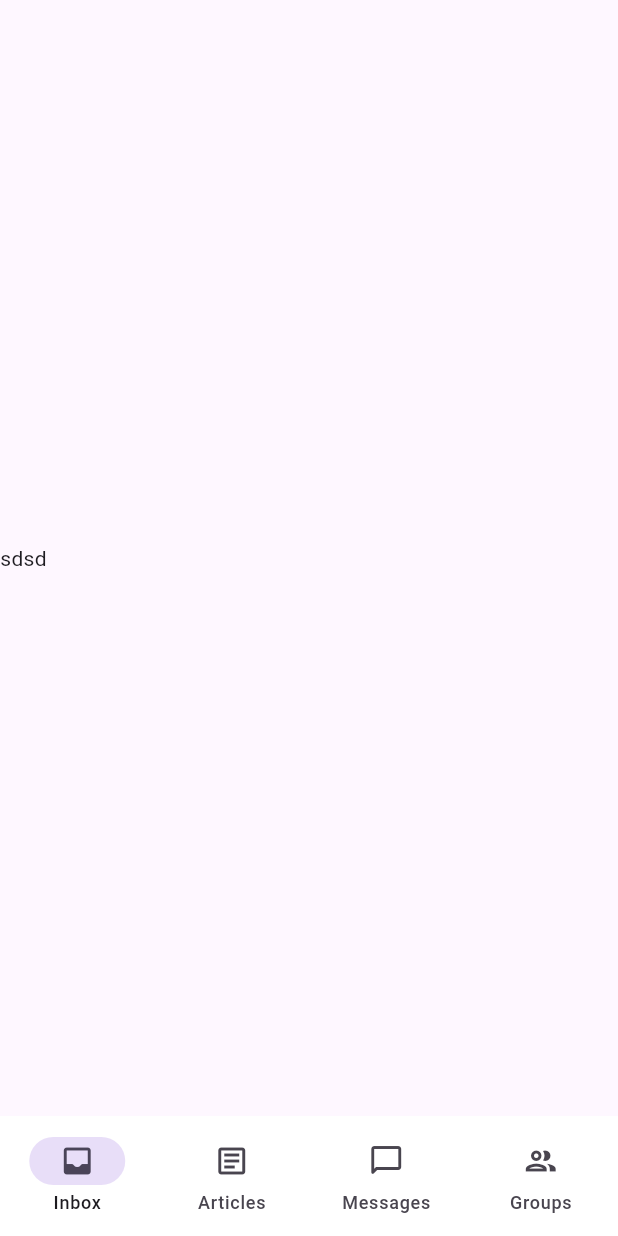
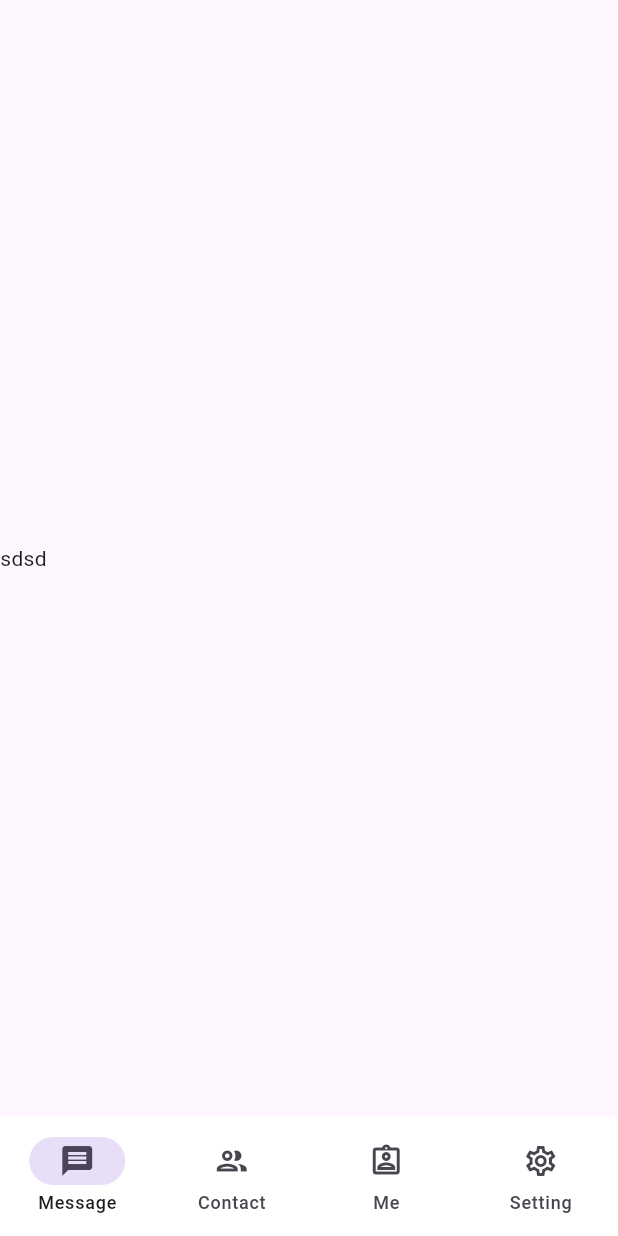
Before and after one commit to wu-yiqiang/fetion, a Flutter app: the screen it shows after launch, on a phone screen of 412 x 824 dp. Run offline on Flutter 3.47's test engine with Material 3 defaults, Android fonts, the phone set to English and light mode, and no system bars; our stand-ins replace get.

Commit message:
添加图标

```diff
--- a/lib/layout/destinations.dart
+++ b/lib/layout/destinations.dart
@@ -1,14 +1,15 @@
 import 'package:flutter/material.dart';
 
 class Destination {
-  const Destination(this.icon, this.label);
+  const Destination(this.icon, this.selectedIcon, this.label);
   final IconData icon;
+  final IconData selectedIcon;
   final String label;
 }
 
 const List<Destination> destinations = <Destination>[
-  Destination(Icons.inbox_rounded, 'Inbox'),
-  Destination(Icons.article_outlined, 'Articles'),
-  Destination(Icons.messenger_outline_rounded, 'Messages'),
-  Destination(Icons.group_outlined, 'Groups'),
+  Destination(Icons.message_outlined, Icons.message, 'Message'),
+  Destination(Icons.group_outlined, Icons.group, 'Contact'),
+  Destination(Icons.assignment_ind_outlined, Icons.assignment_ind, 'Me'),
+  Destination(Icons.settings_outlined, Icons.settings, 'Setting'),
 ];
--- a/lib/layout/disappearing_bottom_navigation_bar.dart
+++ b/lib/layout/disappearing_bottom_navigation_bar.dart
@@ -25,7 +25,11 @@ class DisappearingBottomNavigationBar extends StatelessWidget {
         elevation: 0,
         backgroundColor: Colors.white,
         destinations: destinations.map<NavigationDestination>((d) {
-          return NavigationDestination(icon: Icon(d.icon), label: d.label);
+          return NavigationDestination(
+            icon: Icon(d.icon),
+            selectedIcon: Icon(d.selectedIcon),
+            label: d.label,
+          );
         }).toList(),
         selectedIndex: selectedIndex,
         onDestinationSelected: onDestinationSelected,
--- a/lib/layout/nav_rail_transition.dart
+++ b/lib/layout/nav_rail_transition.dart
@@ -18,8 +18,6 @@ class NavRailTransition extends StatefulWidget {
 }
 
 class _NavRailTransitionState extends State<NavRailTransition> {
-  // The animations are only rebuilt by this method when the text
-  // direction changes because this widget only depends on Directionality.
   late final bool ltr = Directionality.of(context) == TextDirection.ltr;
   late final Animation<Offset> offsetAnimation = Tween<Offset>(
     begin: ltr ? const Offset(-1, 0) : const Offset(1, 0),
```
Also changed, not shown: lib/layout/disappearing_navigation_rail.dart (+13 -12 lines).
